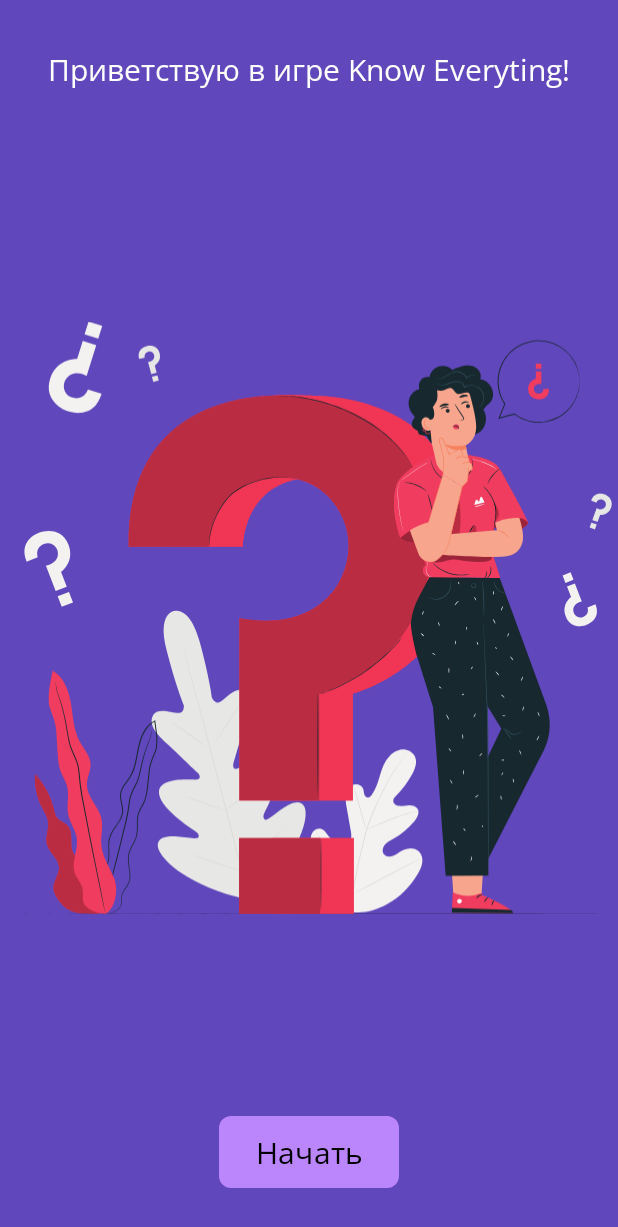
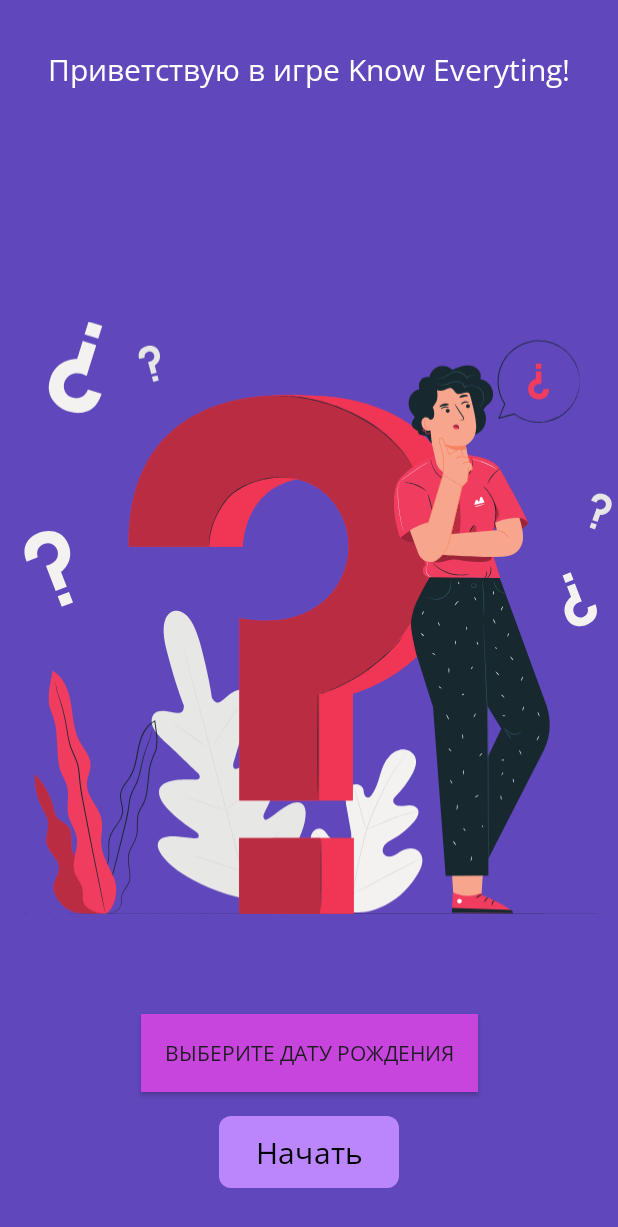
Before and after one commit to nikitam1337/android_dev_1_2022, an Android app: the screen it shows after launch (MainActivity), on a phone screen of 412 x 824 dp. Shown: the top 1227 px of the screen. Run offline under Robolectric (Android 15) with nearby library versions, the phone set to English and light mode, and no system bars; our stand-ins replace navigation-ui.

Commit message:
hw9 step 1 compleated

```diff
--- a/m9_quiz_localization/quizApp/app/src/main/java/com/example/know_everything/WelcomeFragment.kt
+++ b/m9_quiz_localization/quizApp/app/src/main/java/com/example/know_everything/WelcomeFragment.kt
@@ -9,6 +9,10 @@ import android.view.View
 import android.view.ViewGroup
 import androidx.navigation.fragment.findNavController
 import com.example.know_everything.databinding.FragmentWelcomeBinding
+import com.google.android.material.datepicker.MaterialDatePicker
+import com.google.android.material.snackbar.Snackbar
+import java.text.SimpleDateFormat
+import java.util.Calendar
 
 class WelcomeFragment : Fragment() {
     private var _binding: FragmentWelcomeBinding? = null
@@ -16,6 +20,8 @@ class WelcomeFragment : Fragment() {
         get() {
             return _binding!!
         }
+
+    val dateFormat = SimpleDateFormat("dd.MM.yyyy")
 
     override fun onCreateView(
         inflater: LayoutInflater, container: ViewGroup?,
@@ -30,10 +36,22 @@ class WelcomeFragment : Fragment() {
     override fun onViewCreated(view: View, savedInstanceState: Bundle?) {
         super.onViewCreated(view, savedInstanceState)
 
+
         binding.buttonStart.setOnClickListener {
             findNavController().navigate(R.id.action_WelcomeFragment_to_SurveyFragment)
         }
 
+        val calendar = Calendar.getInstance()
+        binding.buttonDateOfBirth.setOnClickListener {
+            val dateDialog = MaterialDatePicker.Builder.datePicker()
+                .setTitleText(resources.getString(R.string.open_dateBirth_picker))
+                .build()
+            dateDialog.addOnPositiveButtonClickListener { time ->
+                calendar.timeInMillis = time
+                Snackbar.make(binding.buttonDateOfBirth, dateFormat.format(calendar.time), Snackbar.LENGTH_SHORT).show()
+            }
+            dateDialog.show(parentFragmentManager, "Date")
+        }
     }
 
     override fun onDestroyView() {
--- a/m9_quiz_localization/quizApp/app/src/main/res/layout/fragment_welcome.xml
+++ b/m9_quiz_localization/quizApp/app/src/main/res/layout/fragment_welcome.xml
@@ -30,6 +30,18 @@
         app:layout_constraintStart_toStartOf="parent"
         app:layout_constraintTop_toTopOf="parent" />
 
+    <androidx.appcompat.widget.AppCompatButton
+        android:id="@+id/button_dateOfBirth"
+        android:layout_width="wrap_content"
+        android:layout_height="wrap_content"
+        android:layout_marginBottom="16dp"
+        android:background="@color/new_purple"
+        android:padding="16dp"
+        android:text="@string/open_dateBirth_picker"
+        app:layout_constraintBottom_toTopOf="@+id/button_start"
+        app:layout_constraintLeft_toLeftOf="parent"
+        app:layout_constraintRight_toRightOf="parent" />
+
 
     <com.google.android.material.button.MaterialButton
         android:id="@+id/button_start"
@@ -39,9 +51,9 @@
         android:background="@drawable/custom_ripple_effect"
         android:clickable="true"
         android:focusable="true"
-        app:cornerRadius="32dp"
         android:text="@string/button_start"
         android:textSize="20sp"
+        app:cornerRadius="32dp"
         app:layout_constraintBottom_toBottomOf="parent"
         app:layout_constraintEnd_toEndOf="parent"
         app:layout_constraintStart_toStartOf="parent" />
--- a/m9_quiz_localization/quizApp/app/src/main/res/values/colors.xml
+++ b/m9_quiz_localization/quizApp/app/src/main/res/values/colors.xml
@@ -8,6 +8,7 @@
     <color name="teal_200">#FF03DAC5</color>
     <color name="teal_700">#FF018786</color>
     <color name="grey">#767676</color>
+    <color name="new_purple">#C745DD</color>
     <color name="purple_">#9E13AD</color>
 
 </resources>
--- a/m9_quiz_localization/quizApp/app/src/main/res/values/strings.xml
+++ b/m9_quiz_localization/quizApp/app/src/main/res/values/strings.xml
@@ -11,4 +11,5 @@
     <string name="bnt_text_go_to_result">Отправить</string>
     <string name="restart_btn_text">Начать заново</string>
     <string name="text_Title_Result_Fragment">Ваши результаты:</string>
+    <string name="open_dateBirth_picker">Выберите дату рождения</string>
 </resources>
```
